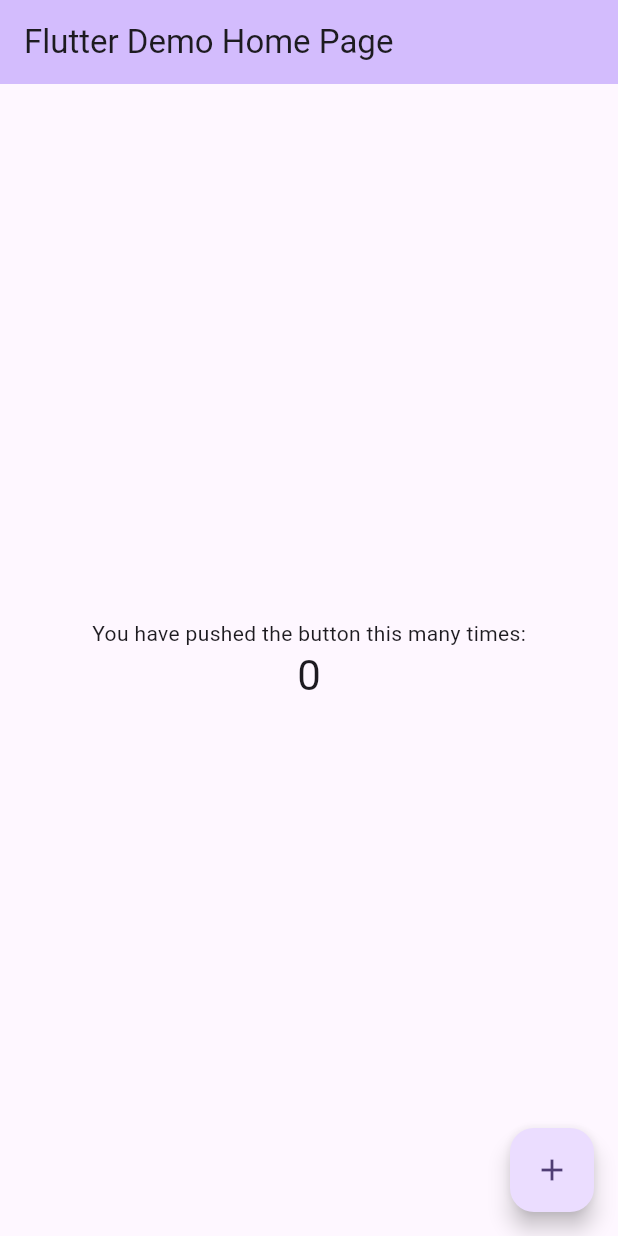
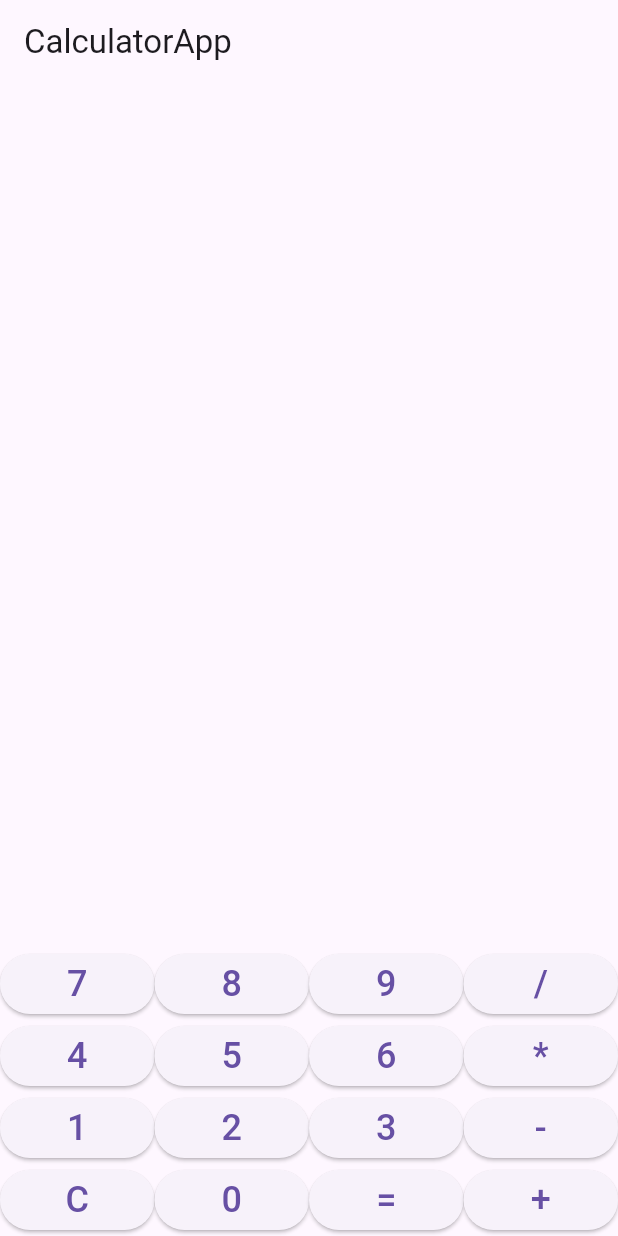
Before and after one commit to sidrai111/HW2, a Flutter app: the screen it shows after launch, on a phone screen of 412 x 824 dp. Run offline on Flutter 3.47's test engine with Material 3 defaults, Android fonts, the phone set to English and light mode, and no system bars.

Commit message:
calculator app built

```diff
--- a/lib/main.dart
+++ b/lib/main.dart
@@ -1,125 +1,116 @@
 import 'package:flutter/material.dart';
 
 void main() {
-  runApp(const MyApp());
+  runApp(CalculatorApp());
 }
 
-class MyApp extends StatelessWidget {
-  const MyApp({super.key});
-
-  // This widget is the root of your application.
+class CalculatorApp extends StatelessWidget {
   @override
   Widget build(BuildContext context) {
     return MaterialApp(
-      title: 'Flutter Demo',
-      theme: ThemeData(
-        // This is the theme of your application.
-        //
-        // TRY THIS: Try running your application with "flutter run". You'll see
-        // the application has a purple toolbar. Then, without quitting the app,
-        // try changing the seedColor in the colorScheme below to Colors.green
-        // and then invoke "hot reload" (save your changes or press the "hot
-        // reload" button in a Flutter-supported IDE, or press "r" if you used
-        // the command line to start the app).
-        //
-        // Notice that the counter didn't reset back to zero; the application
-        // state is not lost during the reload. To reset the state, use hot
-        // restart instead.
-        //
-        // This works for code too, not just values: Most code changes can be
-        // tested with just a hot reload.
-        colorScheme: ColorScheme.fromSeed(seedColor: Colors.deepPurple),
-        useMaterial3: true,
-      ),
-      home: const MyHomePage(title: 'Flutter Demo Home Page'),
+      debugShowCheckedModeBanner: false,
+      home: CalculatorScreen(),
     );
   }
 }
 
-class MyHomePage extends StatefulWidget {
-  const MyHomePage({super.key, required this.title});
-
-  // This widget is the home page of your application. It is stateful, meaning
-  // that it has a State object (defined below) that contains fields that affect
-  // how it looks.
-
-  // This class is the configuration for the state. It holds the values (in this
-  // case the title) provided by the parent (in this case the App widget) and
-  // used by the build method of the State. Fields in a Widget subclass are
-  // always marked "final".
-
-  final String title;
-
+class CalculatorScreen extends StatefulWidget {
   @override
-  State<MyHomePage> createState() => _MyHomePageState();
+  _CalculatorScreenState createState() => _CalculatorScreenState();
 }
 
-class _MyHomePageState extends State<MyHomePage> {
-  int _counter = 0;
+class _CalculatorScreenState extends State<CalculatorScreen> {
+  String input = '';
+  String result = '';
 
-  void _incrementCounter() {
+  void onButtonPressed(String value) {
     setState(() {
-      // This call to setState tells the Flutter framework that something has
-      // changed in this State, which causes it to rerun the build method below
-      // so that the display can reflect the updated values. If we changed
-      // _counter without calling setState(), then the build method would not be
-      // called again, and so nothing would appear to happen.
-      _counter++;
+      if (value == 'C') {
+        input = '';
+        result = '';
+      } else if (value == '=') {
+        try {
+          result = _evaluateExpression(input);
+        } catch (e) {
+          result = 'Error';
+        }
+      } else {
+        input += value;
+      }
     });
+  }
+
+  String _evaluateExpression(String expression) {
+    try {
+      List<String> tokens = expression.split(RegExp(r'([+\-*/])'));
+      if (tokens.length != 3) return 'Error';
+      double num1 = double.parse(tokens[0]);
+      double num2 = double.parse(tokens[2]);
+      String operator = tokens[1];
+      double output;
+
+      switch (operator) {
+        case '+':
+          output = num1 + num2;
+          break;
+        case '-':
+          output = num1 - num2;
+          break;
+        case '*':
+          output = num1 * num2;
+          break;
+        case '/':
+          if (num2 == 0) return 'Error';
+          output = num1 / num2;
+          break;
+        default:
+          return 'Error';
+      }
+      return output.toString();
+    } catch (e) {
+      return 'Error';
+    }
+  }
+
+  Widget buildButton(String text) {
+    return Expanded(
+      child: ElevatedButton(
+        onPressed: () => onButtonPressed(text),
+        child: Text(text, style: TextStyle(fontSize: 24)),
+      ),
+    );
   }
 
   @override
   Widget build(BuildContext context) {
-    // This method is rerun every time setState is called, for instance as done
-    // by the _incrementCounter method above.
-    //
-    // The Flutter framework has been optimized to make rerunning build methods
-    // fast, so that you can just rebuild anything that needs updating rather
-    // than having to individually change instances of widgets.
     return Scaffold(
-      appBar: AppBar(
-        // TRY THIS: Try changing the color here to a specific color (to
-        // Colors.amber, perhaps?) and trigger a hot reload to see the AppBar
-        // change color while the other colors stay the same.
-        backgroundColor: Theme.of(context).colorScheme.inversePrimary,
-        // Here we take the value from the MyHomePage object that was created by
-        // the App.build method, and use it to set our appbar title.
-        title: Text(widget.title),
+      appBar: AppBar(title: Text('CalculatorApp')),
+      body: Column(
+        children: <Widget>[
+          Expanded(
+            child: Container(
+              alignment: Alignment.bottomRight,
+              padding: EdgeInsets.all(20),
+              child: Text(
+                input + (result.isNotEmpty ? ' = $result' : ''),
+                style: TextStyle(fontSize: 32),
+              ),
+            ),
+          ),
+          Column(
+            children: [
+              ['7', '8', '9', '/'],
+              ['4', '5', '6', '*'],
+              ['1', '2', '3', '-'],
+              ['C', '0', '=', '+'],
+            ].map((row) {
+              return Row(
+                children: row.map((text) => buildButton(text)).toList(),
+              );
+            }).toList(),
+          ),
+        ],
       ),
-      body: Center(
-        // Center is a layout widget. It takes a single child and positions it
-        // in the middle of the parent.
-        child: Column(
-          // Column is also a layout widget. It takes a list of children and
-          // arranges them vertically. By default, it sizes itself to fit its
-          // children horizontally, and tries to be as tall as its parent.
-          //
-          // Column has various properties to control how it sizes itself and
-          // how it positions its children. Here we use mainAxisAlignment to
-          // center the children vertically; the main axis here is the vertical
-          // axis because Columns are vertical (the cross axis would be
-          // horizontal).
-          //
-          // TRY THIS: Invoke "debug painting" (choose the "Toggle Debug Paint"
-          // action in the IDE, or press "p" in the console), to see the
-          // wireframe for each widget.
-          mainAxisAlignment: MainAxisAlignment.center,
-          children: <Widget>[
-            const Text(
-              'You have pushed the button this many times:',
-            ),
-            Text(
-              '$_counter',
-              style: Theme.of(context).textTheme.headlineMedium,
-            ),
-          ],
-        ),
-      ),
-      floatingActionButton: FloatingActionButton(
-        onPressed: _incrementCounter,
-        tooltip: 'Increment',
-        child: const Icon(Icons.add),
-      ), // This trailing comma makes auto-formatting nicer for build methods.
     );
   }
 }
```
